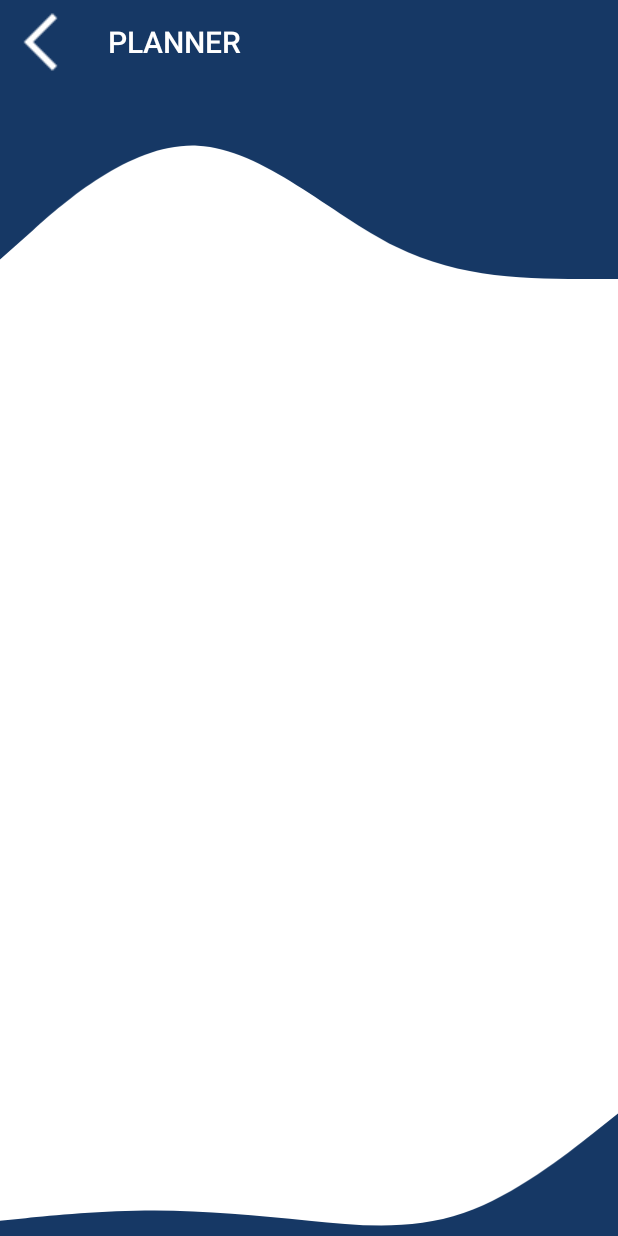
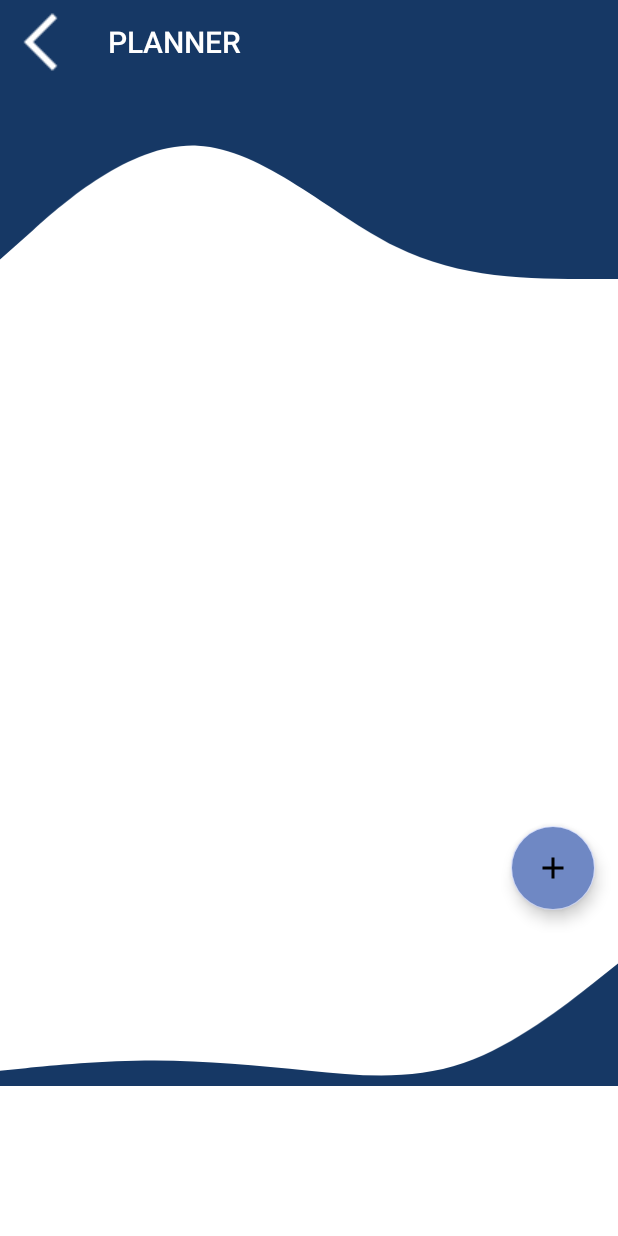
Before and after one commit to StarDust199/RailwayTTable, an Android app: the PlannerActivity screen opened directly, with no data from a screen before it, on a phone screen of 412 x 824 dp. Run offline under Robolectric (Android 15) with nearby library versions, the phone set to English and light mode, and no system bars; our stand-ins replace Firebase (no records; nobody signed in at launch, a user with empty details on screens opened directly).

Commit message:
Add items to planner vol.1

```diff
--- a/app/build.gradle
+++ b/app/build.gradle
@@ -1,6 +1,7 @@
 plugins {
     id 'com.android.application'
     id 'com.google.gms.google-services'
+
 }
 
 android {
@@ -35,7 +36,9 @@ dependencies {
     implementation 'com.google.android.material:material:1.9.0'
     implementation 'androidx.constraintlayout:constraintlayout:2.1.4'
     implementation 'com.google.firebase:firebase-database:20.1.0'
+    implementation 'com.google.firebase:firebase-firestore:24.4.1'
     testImplementation 'junit:junit:4.13.2'
+    implementation 'com.firebaseui:firebase-ui-firestore:8.0.2'
     androidTestImplementation 'androidx.test.ext:junit:1.1.5'
     androidTestImplementation 'androidx.test.espresso:espresso-core:3.5.1'
     implementation 'androidx.appcompat:appcompat:1.6.1'
--- a/app/src/main/java/com/example/railwayttable/Activity/PlannerActivity.java
+++ b/app/src/main/java/com/example/railwayttable/Activity/PlannerActivity.java
@@ -11,13 +11,20 @@ import androidx.appcompat.app.ActionBar;
 import androidx.appcompat.app.AppCompatActivity;
 import androidx.appcompat.widget.Toolbar;
 import androidx.preference.PreferenceManager;
+import androidx.recyclerview.widget.LinearLayoutManager;
+import androidx.recyclerview.widget.RecyclerView;
 
 import com.example.railwayttable.R;
+import com.firebase.ui.firestore.FirestoreRecyclerOptions;
+import com.google.android.material.floatingactionbutton.FloatingActionButton;
+import com.google.firebase.firestore.Query;
 
 
 public class PlannerActivity extends AppCompatActivity {
     SharedPreferences sharedPreferences;
-
+    FloatingActionButton floatingActionButton;
+    RecyclerView recyclerView;
+    PlannerAdapter plannerAdapter;
     @Override
     protected void onCreate(Bundle savedInstanceState) {
         super.onCreate(savedInstanceState);
@@ -30,8 +37,37 @@ public class PlannerActivity extends AppCompatActivity {
         if (actionBar != null) {
             actionBar.setDisplayHomeAsUpEnabled(true);
         }
+        recyclerView=findViewById(R.id.recylerNotes);
+        setupRecyclerView();
+        floatingActionButton=findViewById(R.id.add_plan_btn);
+        floatingActionButton.setOnClickListener(v ->startActivity(new Intent(this, NotesDetailsActivity.class) ));
+
+    }
+    private void setupRecyclerView() {
+        Query query = Utility.getCollectionReference().orderBy("timestamp", Query.Direction.DESCENDING);
+        FirestoreRecyclerOptions<Planner> options = new FirestoreRecyclerOptions.Builder<Planner>()
+                .setQuery(query, Planner.class)
+                .build();
+
+        recyclerView.setLayoutManager(new LinearLayoutManager(this));
+        plannerAdapter = new PlannerAdapter(options, this);
+
+        recyclerView.setAdapter(plannerAdapter);
     }
 
+    @Override
+    protected void onStart() {
+        super.onStart();
+
+        plannerAdapter.startListening();
+    }
+
+    @Override
+    protected void onStop() {
+        super.onStop();
+
+        plannerAdapter.stopListening();
+    }
     @Override
     public boolean onOptionsItemSelected(MenuItem item) {
         if (item.getItemId() == android.R.id.home) {
--- /dev/null
+++ b/app/src/main/java/com/example/railwayttable/Activity/PlannerAdapter.java
@@ -0,0 +1,51 @@
+package com.example.railwayttable.Activity;
+
+import android.content.Context;
+import android.view.LayoutInflater;
+import android.view.View;
+import android.view.ViewGroup;
+import android.widget.TextView;
+
+import androidx.annotation.NonNull;
+import androidx.recyclerview.widget.RecyclerView;
+
+import com.example.railwayttable.R;
+import com.firebase.ui.firestore.FirestoreRecyclerAdapter;
+import com.firebase.ui.firestore.FirestoreRecyclerOptions;
+
+public class PlannerAdapter extends FirestoreRecyclerAdapter<Planner, PlannerAdapter.PlannerViewHolder>{
+
+    Context context;
+    public PlannerAdapter(@NonNull FirestoreRecyclerOptions<Planner> options, Context context) {
+        super(options);
+        this.context=context;
+    }
+
+    @Override
+    protected void onBindViewHolder(@NonNull PlannerViewHolder holder, int position, @NonNull Planner planner) {
+
+        holder.txtTitle.setText(planner.title);
+        holder.txtcomment.setText(planner.Description);
+        holder.txtstamp.setText(Utility.timeStampToString(planner.timestamp));
+
+    }
+
+    @NonNull
+    @Override
+    public PlannerViewHolder onCreateViewHolder(@NonNull ViewGroup parent, int viewType) {
+        View view = LayoutInflater.from(parent.getContext()).inflate(R.layout.recyler_view_note_item, parent, false);
+        return new PlannerViewHolder(view);
+    }
+
+    public class PlannerViewHolder extends RecyclerView.ViewHolder {
+
+    TextView txtTitle, txtcomment, txtstamp;
+
+    public PlannerViewHolder(@NonNull View itemView) {
+        super(itemView);
+        txtTitle = itemView.findViewById(R.id.txtView_title);
+        txtcomment = itemView.findViewById(R.id.txtComment);
+        txtstamp = itemView.findViewById(R.id.timestamp);
+    }
+}
+}
--- a/app/src/main/java/com/example/railwayttable/Activity/RouteActivity.java
+++ b/app/src/main/java/com/example/railwayttable/Activity/RouteActivity.java
@@ -27,6 +27,7 @@ import androidx.appcompat.app.AppCompatActivity;
 import androidx.appcompat.view.ContextThemeWrapper;
 import androidx.appcompat.widget.Toolbar;
 import androidx.preference.PreferenceManager;
+import androidx.recyclerview.widget.RecyclerView;
 
 import com.example.railwayttable.R;
 import com.google.firebase.database.DataSnapshot;
@@ -53,6 +54,7 @@ public class RouteActivity extends AppCompatActivity {
     Button button;
     CustomArrayAdapter autoComplete;
     EditText datePicker, timePicker;
+
     String startStation, endStation;
     Intent intent;
     int year;
--- /dev/null
+++ b/app/src/main/java/com/example/railwayttable/Activity/Utility.java
@@ -0,0 +1,26 @@
+package com.example.railwayttable.Activity;
+
+import android.content.Context;
+import android.widget.Toast;
+
+import com.google.firebase.Timestamp;
+import com.google.firebase.firestore.CollectionReference;
+import com.google.firebase.firestore.FirebaseFirestore;
+
+import java.text.SimpleDateFormat;
+
+public class Utility {
+
+    static void showToast(Context context, String message){
+        Toast.makeText(context,message, Toast.LENGTH_SHORT).show();
+
+    }
+
+    static CollectionReference getCollectionReference(){
+        return FirebaseFirestore.getInstance().collection("planner");
+    }
+    static String timeStampToString(Timestamp timestamp){
+      return new SimpleDateFormat("dd MM YYYY").format(timestamp.toDate());
+
+    }
+}
--- /dev/null
+++ b/app/src/main/res/drawable/baseline_add_24.xml
@@ -0,0 +1,5 @@
+<vector android:height="24dp" android:tint="#000000"
+    android:viewportHeight="24" android:viewportWidth="24"
+    android:width="24dp" xmlns:android="http://schemas.android.com/apk/res/android">
+    <path android:fillColor="@android:color/white" android:pathData="M19,13h-6v6h-2v-6H5v-2h6V5h2v6h6v2z"/>
+</vector>
--- /dev/null
+++ b/app/src/main/res/drawable/baseline_done_24.xml
@@ -0,0 +1,5 @@
+<vector android:height="24dp" android:tint="#000000"
+    android:viewportHeight="24" android:viewportWidth="24"
+    android:width="24dp" xmlns:android="http://schemas.android.com/apk/res/android">
+    <path android:fillColor="@android:color/white" android:pathData="M9,16.2L4.8,12l-1.4,1.4L9,19 21,7l-1.4,-1.4L9,16.2z"/>
+</vector>
--- a/app/src/main/res/layout/activity_planner.xml
+++ b/app/src/main/res/layout/activity_planner.xml
@@ -3,9 +3,10 @@
     xmlns:app="http://schemas.android.com/apk/res-auto"
     xmlns:tools="http://schemas.android.com/tools"
     android:layout_width="match_parent"
-    android:layout_height="match_parent">
+    android:layout_height="wrap_content">
 
     <ScrollView
+        android:id="@+id/scrollView3"
         style="@style/ScreenBackground"
         android:layout_width="match_parent"
         android:layout_height="match_parent"
@@ -13,13 +14,56 @@
         app:layout_constraintEnd_toEndOf="parent"
         app:layout_constraintStart_toStartOf="parent"
         app:layout_constraintTop_toTopOf="parent"
-        tools:ignore="SpeakableTextPresentCheck">
+        tools:ignore="SpeakableTextPresentCheck"/>
 
-        <LinearLayout
+    <RelativeLayout
+        android:id="@+id/relativeLayout8"
+        android:layout_width="match_parent"
+        android:layout_height="130dp"
+        android:background="@drawable/wave_blue"
+        app:layout_constraintEnd_toEndOf="parent"
+        app:layout_constraintHorizontal_bias="0.0"
+        app:layout_constraintStart_toStartOf="parent"
+        app:layout_constraintTop_toBottomOf="@+id/toolbar2">
+
+    </RelativeLayout>
+
+    <RelativeLayout
+        android:layout_width="wrap_content"
+        android:layout_height="436dp"
+        app:layout_constraintBottom_toTopOf="@+id/relativeLayout12"
+        app:layout_constraintEnd_toEndOf="parent"
+        app:layout_constraintStart_toStartOf="parent"
+        app:layout_constraintTop_toBottomOf="@+id/relativeLayout8">
+
+        <com.google.android.material.floatingactionbutton.FloatingActionButton
+            android:id="@+id/add_plan_btn"
             android:layout_width="match_parent"
             android:layout_height="wrap_content"
-            android:orientation="vertical" />
-    </ScrollView>
+            android:layout_alignParentEnd="true"
+            android:layout_alignParentBottom="true"
+            android:layout_marginEnd="15dp"
+            android:layout_marginBottom="15dp"
+            android:backgroundTint="?attr/colorPrimaryVariant"
+            android:src="@drawable/baseline_add_24"
+            tools:ignore="SpeakableTextPresentCheck" />
+
+        <androidx.recyclerview.widget.RecyclerView
+            android:id="@+id/recylerNotes"
+            android:layout_width="match_parent"
+            android:layout_height="match_parent" />
+    </RelativeLayout>
+
+    <RelativeLayout
+        android:id="@+id/relativeLayout12"
+        android:layout_width="match_parent"
+        android:layout_height="102dp"
+        android:background="@drawable/wave_floor"
+        app:layout_constraintBottom_toBottomOf="parent"
+        app:layout_constraintEnd_toEndOf="parent"
+        app:layout_constraintStart_toStartOf="parent">
+
+    </RelativeLayout>
 
     <androidx.appcompat.widget.Toolbar
         android:id="@+id/toolbar2"
@@ -34,25 +78,4 @@
         app:title="PLANNER"
         app:titleTextColor="@color/white" />
 
-    <RelativeLayout
-        android:layout_width="match_parent"
-        android:layout_height="130dp"
-        android:background="@drawable/wave_blue"
-        app:layout_constraintEnd_toEndOf="parent"
-        app:layout_constraintHorizontal_bias="0.0"
-        app:layout_constraintStart_toStartOf="parent"
-        app:layout_constraintTop_toBottomOf="@+id/toolbar2">
-
-    </RelativeLayout>
-
-    <RelativeLayout
-        android:layout_width="match_parent"
-        android:layout_height="102dp"
-        android:background="@drawable/wave_floor"
-        app:layout_constraintBottom_toBottomOf="parent"
-        app:layout_constraintEnd_toEndOf="parent"
-        app:layout_constraintStart_toStartOf="parent">
-
-    </RelativeLayout>
-
 </androidx.constraintlayout.widget.ConstraintLayout>
--- a/app/src/main/res/values/colors.xml
+++ b/app/src/main/res/values/colors.xml
@@ -5,8 +5,9 @@
     <color name="blue_berry">#445470</color>
     <color name="light_blue">#DAE2F0</color>
     <color name="gray">#4B4C4C</color>
+    <color name="gray2">#757D6F</color>
     <color name="blue">#8692F7</color>
-    <color name="shadow">#DFE3E3</color>
+    <color name="shadow">#C0C4C4</color>
     <!-- Motyw C -->
     <color name="light">#c0a1c3</color>
     <color name="rose">#916ce9</color>
--- a/app/src/main/res/values/strings.xml
+++ b/app/src/main/res/values/strings.xml
@@ -51,4 +51,8 @@
     <string name="numer2">numer:</string>
     <string name="nazwa2">nazwa:</string>
     <string name="wybierz_stacj">Wybierz stację:</string>
+    <string name="Tytuł">tytul</string>
+    <string name="komentarz">komentarz</string>
+    <string name="dodaj_plan">Dodaj plan</string>
+    <string name="wyszukaj_po_czenie">WYSZUKAJ POŁĄCZENIE</string>
 </resources>
--- a/build.gradle
+++ b/build.gradle
@@ -1,6 +1,7 @@
 buildscript {
     dependencies {
         classpath 'com.google.gms:google-services:4.3.14'
+
     }
 }// Top-level build file where you can add configuration options common to all sub-projects/modules.
 plugins {
```
Also changed, not shown: app/src/main/AndroidManifest.xml (+12 -7 lines), app/src/main/java/com/example/railwayttable/Activity/ConnectionAdapter.java (+6 -19 lines), app/src/main/java/com/example/railwayttable/Activity/NotesDetailsActivity.java (added, +91 -0 lines), app/src/main/java/com/example/railwayttable/Activity/Planner.java (added, +33 -0 lines), app/src/main/java/com/example/railwayttable/db/DbHelper.java (+0 -14 lines), app/src/main/res/layout/activity_notes_details.xml (added, +132 -0 lines), app/src/main/res/layout/item.xml (+0 -22 lines), app/src/main/res/layout/recyler_view_note_item.xml (added, +34 -0 lines).
